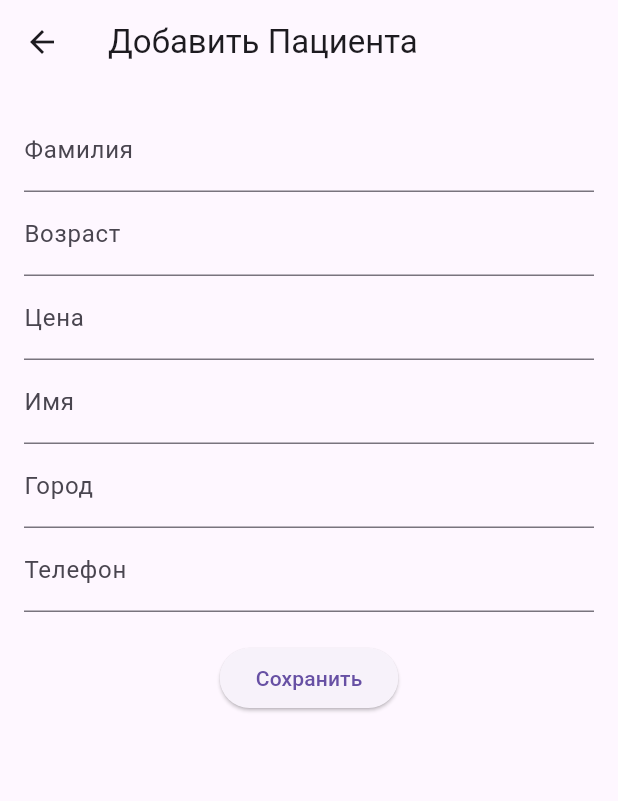
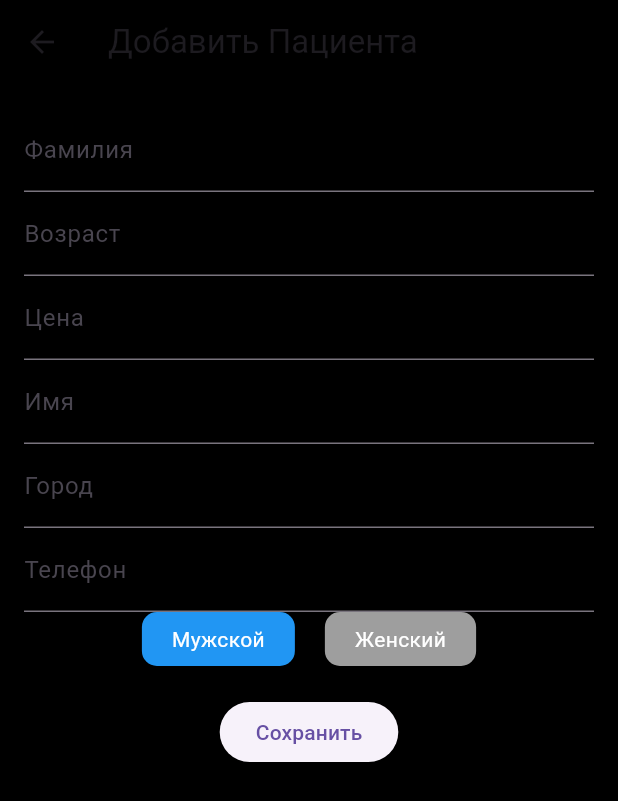
Before and after one commit to greatgreek73/ClinicDB, a Flutter app: the screen it shows after launch, after a tap on "Добавить Пациента", on a phone screen of 412 x 824 dp. Shown: the top 801 px of the screen. Run offline on Flutter 3.47's test engine with Material 3 defaults, Android fonts, the phone set to English and light mode, and no system bars; our stand-ins replace cloud_firestore, firebase_core, flutter_screenutil; accounts and stored records are empty; network calls fail.

Commit message:
Создан темный адаптивный фон

```diff
--- a/lib/add_patient_screen.dart
+++ b/lib/add_patient_screen.dart
@@ -12,10 +12,10 @@ class _AddPatientScreenState extends State<AddPatientScreen> {
   final TextEditingController _surnameController = TextEditingController();
   final TextEditingController _ageController = TextEditingController();
   final TextEditingController _priceController = TextEditingController();
-
   final TextEditingController _nameController = TextEditingController();
   final TextEditingController _cityController = TextEditingController();
   final TextEditingController _phoneController = TextEditingController();
+  bool _isMale = true; // Добавлена переменная для отслеживания выбора пола
 
   void _addPatientToFirestore() {
     final String surname = _surnameController.text;
@@ -24,6 +24,7 @@ class _AddPatientScreenState extends State<AddPatientScreen> {
     final String name = _nameController.text;
     final String city = _cityController.text;
     final String phone = _phoneController.text;
+    final String gender = _isMale ? 'Мужской' : 'Женский'; // Добавлен параметр пола
 
     FirebaseFirestore.instance.collection('patients').add({
       'surname': surname,
@@ -32,7 +33,8 @@ class _AddPatientScreenState extends State<AddPatientScreen> {
       'name': name,
       'city': city,
       'phone': phone,
-      'searchKey': surname.toLowerCase(), // Автоматически генерируемый searchKey
+      'gender': gender, // Сохраняем пол в Firestore
+      'searchKey': surname.toLowerCase(),
     }).then((result) {
       print('Пациент добавлен');
       String newPatientId = result.id;
@@ -102,7 +104,39 @@ class _AddPatientScreenState extends State<AddPatientScreen> {
               TextFormField(
                 controller: _phoneController,
                 decoration: InputDecoration(labelText: 'Телефон'),
+                keyboardType: TextInputType.number,
               ),
+
+              // Виджеты для выбора пола
+              Row(
+                mainAxisAlignment: MainAxisAlignment.center,
+                children: <Widget>[
+                  GestureDetector(
+                    onTap: () => setState(() => _isMale = true),
+                    child: Container(
+                      padding: EdgeInsets.symmetric(vertical: 8.0, horizontal: 20.0),
+                      decoration: BoxDecoration(
+                        color: _isMale ? Colors.blue : Colors.grey,
+                        borderRadius: BorderRadius.circular(10),
+                      ),
+                      child: Text('Мужской', style: TextStyle(color: Colors.white)),
+                    ),
+                  ),
+                  SizedBox(width: 20),
+                  GestureDetector(
+                    onTap: () => setState(() => _isMale = false),
+                    child: Container(
+                      padding: EdgeInsets.symmetric(vertical: 8.0, horizontal: 20.0),
+                      decoration: BoxDecoration(
+                        color: !_isMale ? Colors.pink : Colors.grey,
+                        borderRadius: BorderRadius.circular(10),
+                      ),
+                      child: Text('Женский', style: TextStyle(color: Colors.white)),
+                    ),
+                  ),
+                ],
+              ),
+
               SizedBox(height: 20),
               ElevatedButton(
                 onPressed: () {
--- a/lib/main.dart
+++ b/lib/main.dart
@@ -1,15 +1,22 @@
 import 'package:flutter/material.dart';
 import 'package:firebase_core/firebase_core.dart';
-import 'firebase_options.dart'; // Убедитесь, что файл сгенерирован FlutterFire CLI
+import 'firebase_options.dart';
 import 'add_patient_screen.dart';
-import 'patient_details_screen.dart';
 import 'search_screen.dart';
-
+import 'package:flutter/services.dart';
+import 'package:flutter/foundation.dart' show kIsWeb;
+import 'package:flutter_screenutil/flutter_screenutil.dart';
 
 void main() async {
-  WidgetsFlutterBinding.ensureInitialized(); // Обязательно для инициализации Firebase
+  WidgetsFlutterBinding.ensureInitialized();
+  if (!kIsWeb) {
+    SystemChrome.setSystemUIOverlayStyle(SystemUiOverlayStyle(
+      systemNavigationBarColor: Colors.black,
+      systemNavigationBarIconBrightness: Brightness.light,
+    ));
+  }
   await Firebase.initializeApp(
-    options: DefaultFirebaseOptions.currentPlatform, // Использует настройки из файла firebase_options.dart
+    options: DefaultFirebaseOptions.currentPlatform,
   );
   runApp(ClinicDBApp());
 }
@@ -17,12 +24,19 @@ void main() async {
 class ClinicDBApp extends StatelessWidget {
   @override
   Widget build(BuildContext context) {
+    return ScreenUtilInit(
+      designSize: Size(360, 690),
+      builder: (BuildContext context, Widget? child) {
         return MaterialApp(
           title: 'clinicdb',
           theme: ThemeData(
             primarySwatch: Colors.blue,
+            scaffoldBackgroundColor: Colors.black,
+            appBarTheme: AppBarTheme(color: Colors.black),
           ),
           home: LoginPage(),
+        );
+      },
     );
   }
 }
@@ -30,37 +44,52 @@ class ClinicDBApp extends StatelessWidget {
 class LoginPage extends StatelessWidget {
   @override
   Widget build(BuildContext context) {
+    ScreenUtil.init(context, designSize: Size(360, 690));
+    var orientation = MediaQuery.of(context).orientation;
+
+    double buttonWidth = orientation == Orientation.portrait ? 280.w : 480.w;
+    double buttonHeight = orientation == Orientation.portrait ? 52.h : 72.h;
+    double buttonFontSize = orientation == Orientation.portrait ? 16.sp : 20.sp;
+
     return Scaffold(
-      appBar: AppBar(
-        title: Text('clinicdb - Вход'),
+      body: Container(
+        color: Color(0xFF000000),
+        child: Center(
+          child: Column(
+            mainAxisSize: MainAxisSize.min,
+            children: <Widget>[
+              _buildButton(context, 'Добавить Пациента', () {
+                Navigator.push(context, MaterialPageRoute(builder: (context) => AddPatientScreen()));
+              }, buttonWidth, buttonHeight, buttonFontSize),
+              SizedBox(height: 20.h),
+              _buildButton(context, 'Поиск', () {
+                Navigator.push(context, MaterialPageRoute(builder: (context) => SearchScreen()));
+              }, buttonWidth, buttonHeight, buttonFontSize),
+              SizedBox(height: 20.h),
+              _buildButton(context, 'Дополнительная Кнопка 1', () {}, buttonWidth, buttonHeight, buttonFontSize),
+              SizedBox(height: 20.h),
+              _buildButton(context, 'Дополнительная Кнопка 2', () {}, buttonWidth, buttonHeight, buttonFontSize),
+              SizedBox(height: 20.h),
+              _buildButton(context, 'Дополнительная Кнопка 3', () {}, buttonWidth, buttonHeight, buttonFontSize),
+            ],
           ),
-      body: Center(
-        child: Column(
-          mainAxisSize: MainAxisSize.min, // Чтобы выровнять кнопки по центру
-          children: <Widget>[
-            ElevatedButton(
-              onPressed: () {
-                Navigator.push(
-                  context,
-                  MaterialPageRoute(builder: (context) => AddPatientScreen()),
-                );
-              },
-              child: Text('Добавить Пациента'),
-            ),
-            SizedBox(height: 20), // Добавляем немного пространства между кнопками
-            ElevatedButton(
-              onPressed: () {
-                // Действие для перехода на экран поиска
-                Navigator.push(
-                  context,
-                  MaterialPageRoute(builder: (context) => SearchScreen()),
-                );
-              },
-              child: Text('Поиск'),
-            ),
-          ],
         ),
       ),
     );
   }
+
+    Widget _buildButton(BuildContext context, String title, VoidCallback onPressed, double width, double height, double fontSize) {
+    return ElevatedButton(
+      style: ElevatedButton.styleFrom(
+        primary: Color(0xFF0F5BF1),
+        onPrimary: Colors.white,
+        shadowColor: Color(0x40000000),
+        elevation: 2,
+        shape: RoundedRectangleBorder(borderRadius: BorderRadius.circular(6.r)),
+        fixedSize: Size(width, height),
+      ),
+      onPressed: onPressed,
+      child: Text(title, style: TextStyle(fontSize: fontSize)),
+    );
   }
+}
--- a/pubspec.yaml
+++ b/pubspec.yaml
@@ -39,6 +39,7 @@ dependencies:
   cloud_firestore: ^4.13.3
   firebase_storage: ^11.5.3
   intl: ^0.19.0
+  flutter_screenutil: ^5.9.0
 
 
 
```
Also changed, not shown: pubspec.lock. Lines whose indentation alone changed are shown as unchanged.
